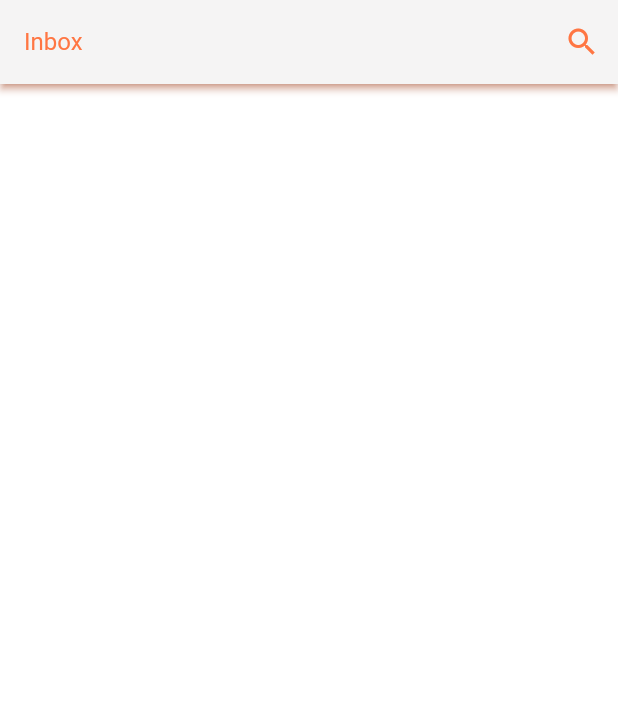
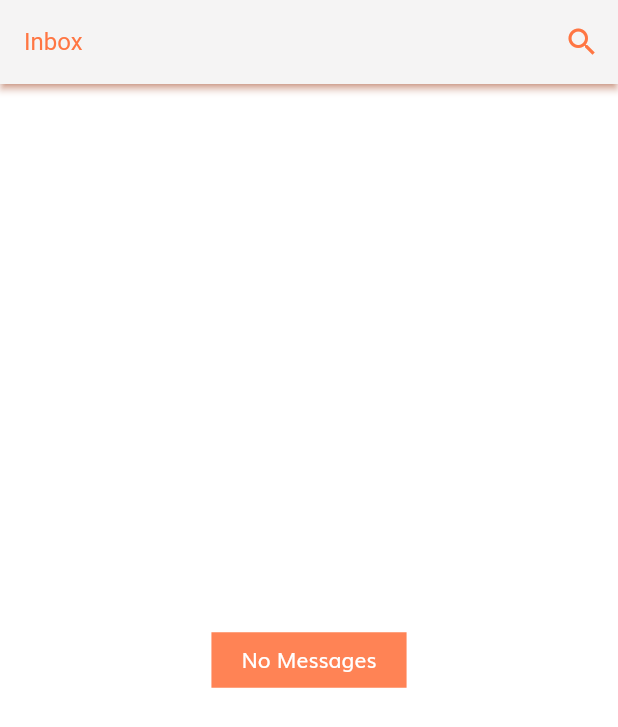
Before and after one commit to shafiquecbl/Instant-Tasker, a Flutter app: the Inbox screen opened directly, on a phone screen of 412 x 824 dp. Shown: the top 727 px of the screen. Run offline on Flutter 3.47's test engine with Material 2 defaults, Android fonts, the phone set to English and light mode, and no system bars; our stand-ins replace cloud_firestore, curved_navigation_bar, firebase_auth, firebase_core, firebase_storage, flutter_spinkit and 2 more; accounts and stored records are empty.

Commit message:
Instant Tasker

```diff
--- a/lib/models/messages.dart
+++ b/lib/models/messages.dart
@@ -22,6 +22,7 @@ class Messages {
       'Time': dateTime,
       'Message': message,
       'Type': "text",
+      'timestamp': FieldValue.serverTimestamp(),
     });
 
     return await FirebaseFirestore.instance
@@ -35,6 +36,7 @@ class Messages {
       'Time': dateTime,
       'Message': message,
       'Type': "text",
+      'timestamp': FieldValue.serverTimestamp(),
     });
 
   }
@@ -48,7 +50,7 @@ class Messages {
       'Name': receiverName,
       'Email': receiverEmail,
       'PhotoURL': receiverPhotoURl,
-      'Message': message,
+      'Last Message': message,
       'Time': dateTime,
     });
 
@@ -66,5 +68,4 @@ class Messages {
 
   }
 
-
 }
--- a/lib/screens/Home_Screen/components/models/message_model.dart
+++ /dev/null
@@ -1,35 +0,0 @@
-import 'package:shop_app/screens/Home_Screen/components/models/user_model.dart';
-
-class Message {
-  final User sender;
-  final String time; // Would usually be type DateTime or Firebase Timestamp in production apps
-  final String text;
-  final bool unread;
-
-  Message({
-    this.sender,
-    this.time,
-    this.text,
-    this.unread,
-  });
-}
-
-// EXAMPLE CHATS ON HOME SCREEN
-List<Message> chats = [
-  Message(
-    sender: ironMan,
-    time: '5:30 PM',
-    text: 'Hey dude! Even dead I\'m the hero. Love you 3000 guys.',
-    unread: true,
-  ),
-];
-
-// EXAMPLE MESSAGES IN CHAT SCREEN
-List<Message> messages = [
-  Message(
-    sender: ironMan,
-    time: '5:30 PM',
-    text: 'Hey dude! Event dead I\'m the hero. Love you 3000 guys.',
-    unread: true,
-  ),
-];
--- a/lib/screens/Home_Screen/components/models/user_model.dart
+++ /dev/null
@@ -1,31 +0,0 @@
-
-
-class User {
-  final int id;
-  final String name;
-  final String imageUrl;
-  final bool isOnline;
-
-  User({
-    this.id,
-    this.name,
-    this.imageUrl,
-    this.isOnline,
-  });
-}
-
-// YOU - current user
-final User user = User(
-  id: 0,
-  name: 'Nick Fury',
-  imageUrl: 'assets/images/shafiqueimg.jpeg',
-  isOnline: true,
-);
-
-// USERS
-final User ironMan = User(
-  id: 1,
-  name: 'Iron Man',
-  imageUrl: 'assets/images/shafiqueimg.jpeg',
-  isOnline: true,
-);
--- a/lib/screens/Home_Screen/components/pages/Inbox/inbox.dart
+++ b/lib/screens/Home_Screen/components/pages/Inbox/inbox.dart
@@ -1,4 +1,5 @@
 import 'package:flutter/material.dart';
+import 'package:flutter_spinkit/flutter_spinkit.dart';
 import 'package:shop_app/constants.dart';
 import 'package:shop_app/screens/Home_Screen/components/pages/Inbox/chat_screen.dart';
 import 'package:cloud_firestore/cloud_firestore.dart';
@@ -73,14 +74,26 @@ class _InboxState extends State<Inbox> {
             .collection('Contacts')
             .snapshots(),
         builder: (BuildContext context, AsyncSnapshot<QuerySnapshot> snapshot) {
+          if (snapshot.data == null)
+            return SpinKitDoubleBounce(color: kPrimaryColor);
+          if (snapshot.data.docs.length == 0)
+            return Center(
+                child: Container(
+              margin: EdgeInsets.symmetric(vertical: 300),
+              color: kPrimaryColor.withOpacity(0.9),
+              child: Padding(
+                padding:
+                    const EdgeInsets.symmetric(vertical: 8.0, horizontal: 20),
+                child: Text(
+                  'No Messages',
+                  style: TextStyle(color: kWhiteColor),
+                ),
+              ),
+            ));
           return ListView.builder(
             itemCount: snapshot.data.docs.length,
             itemBuilder: (BuildContext context, int index) {
-              if (snapshot.hasData)
               return userList(snapshot.data.docs[index]);
-              return Center(
-                child: Container(child: Text('No Messages'),)
-                );
             },
           );
         },
@@ -173,12 +186,15 @@ class _InboxState extends State<Inbox> {
                     height: 5,
                   ),
                   Row(
+                    mainAxisSize: MainAxisSize.max,
                     mainAxisAlignment: MainAxisAlignment.spaceBetween,
                     children: [
                       Container(
+                        width: 150,
+                        // margin: EdgeInsets.only(bottom:15),
                         alignment: Alignment.topLeft,
                         child: Text(
-                          snapshot['Message'],
+                          snapshot['Last Message'],
                           style: TextStyle(
                             fontSize: 13,
                             color: Colors.black54,
```
Also changed, not shown: lib/screens/Home_Screen/components/pages/Inbox/chat_screen.dart (+12 -5 lines).
